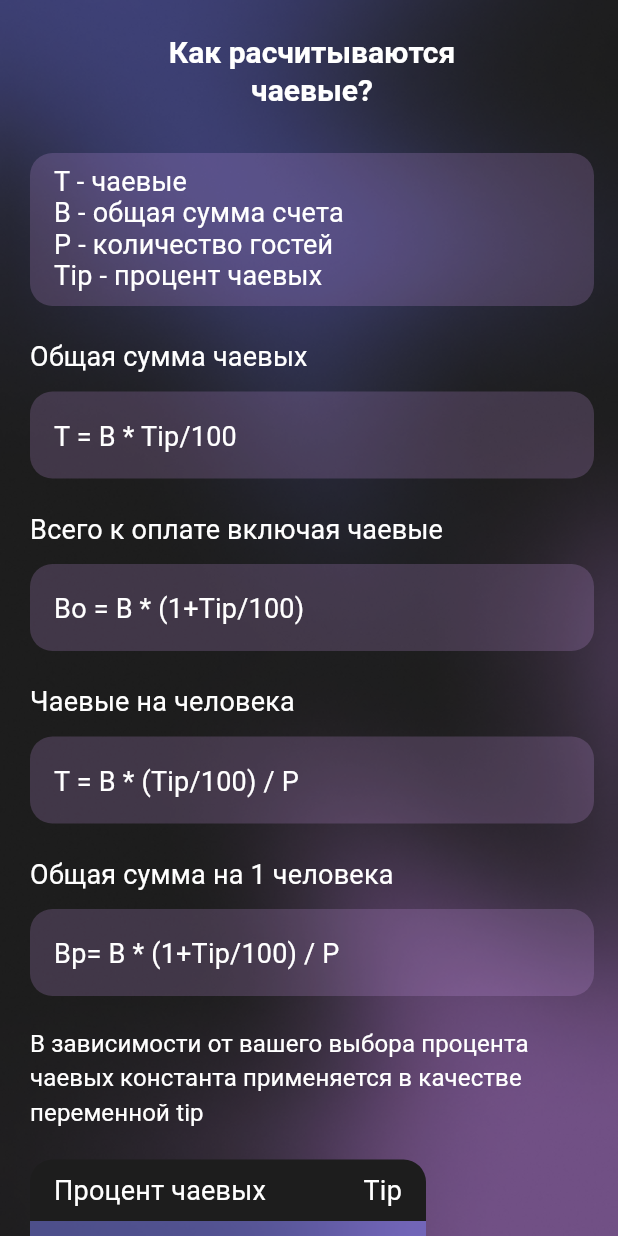
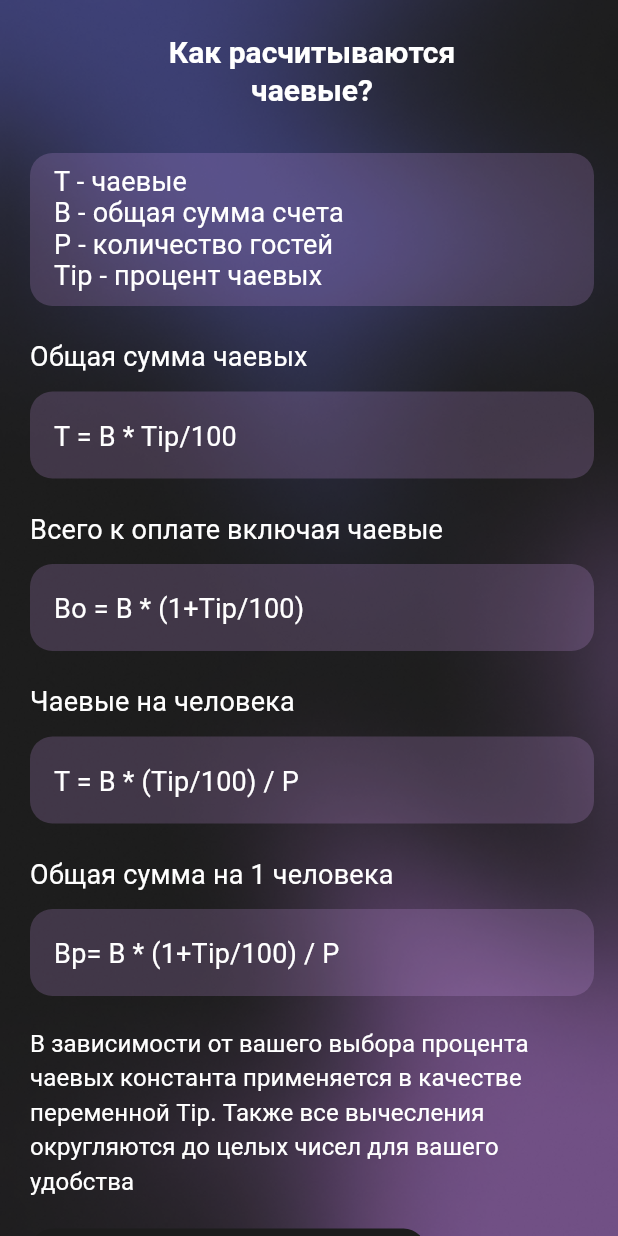
Before and after one commit to Mamoru26/Final_Kachaika, a Flutter app: the TerminalPage screen opened by its route, on a phone screen of 412 x 824 dp. Run offline on Flutter 3.47's test engine with Material 3 defaults, Android fonts, the phone set to English and light mode, and no system bars; our stand-ins replace auto_route, hexcolor; Roboto replaces fonts that are missing (assets/fonts/SFPROregular.ttf); project files that could hold a hidden picture were left out.

Commit message:
Добавлено описание в terminal_page

```diff
--- a/lib/src/terminal_page/terminal_page.dart
+++ b/lib/src/terminal_page/terminal_page.dart
@@ -66,7 +66,7 @@ class TerminalPage extends StatelessWidget {
                     Padding(
                         padding: const EdgeInsets.only(top: 20),
                         child: Text(
-                          'В зависимости от вашего выбора процента чаевых константа применяется в качестве переменной tip',
+                          'В зависимости от вашего выбора процента чаевых константа применяется в качестве переменной Tip. Также все вычесления округляются до целых чисел для вашего удобства',
                           style: Theme.of(context).textTheme.titleSmall,
                         )),
                     const Padding(
```
